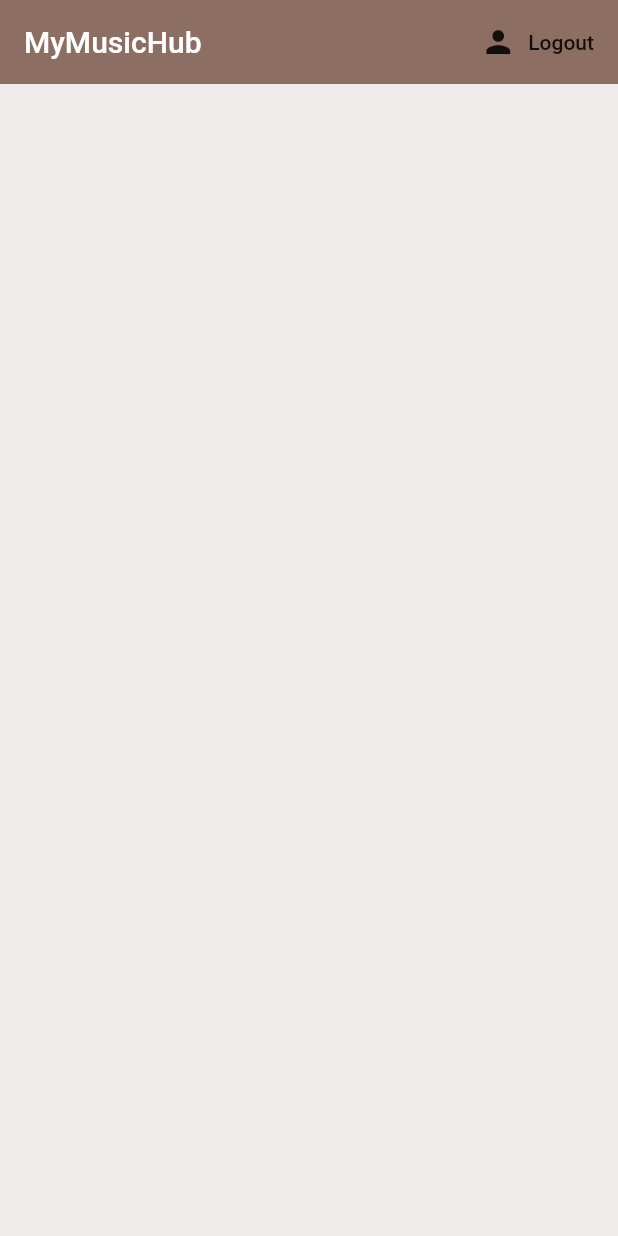
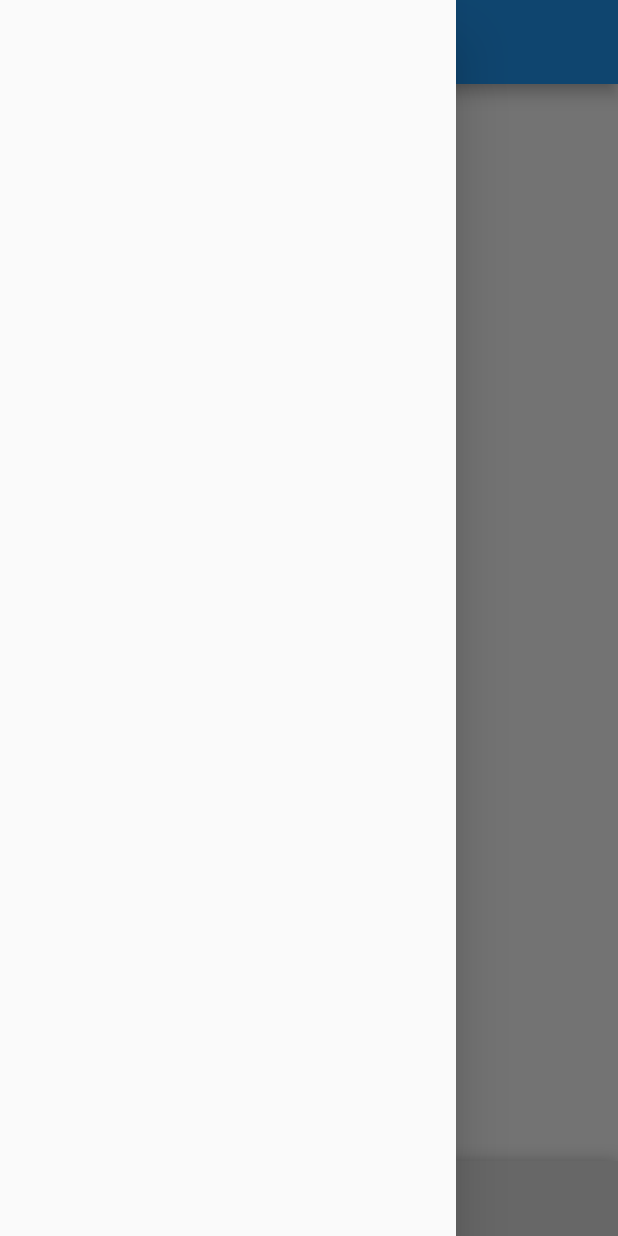
Before and after one commit to Scrum-BodyBuilders/MyMusicHub, a Flutter app: the screen it shows once a user with an empty profile is signed in, with the side drawer open (before the commit the screen has no drawer), on a phone screen of 412 x 824 dp. Run offline on Flutter 3.47's test engine with Material 2 defaults, Android fonts, the phone set to English and light mode, and no system bars; drawn by our look-alikes of sliding_up_panel; our stand-ins replace cloud_firestore, firebase_auth, flutter_spinkit; accounts and stored records are empty.

Commit message:
initial homescreen

```diff
--- a/lib/screens/home/home.dart
+++ b/lib/screens/home/home.dart
@@ -1,31 +1,31 @@
 import 'package:flutter/material.dart';
 import 'package:mymusichub/screens/authenticate/authenticate.dart';
 import 'package:mymusichub/services/auth.dart';
+import 'package:sliding_up_panel/sliding_up_panel.dart';
 
 class Home extends StatelessWidget {
-
   final AuthService _auth = AuthService();
 
+  var projectName = 'My Project 1';
   @override
   Widget build(BuildContext context) {
     return Container(
-      child: Scaffold(
-        backgroundColor: Colors.brown[50],
-        appBar: AppBar(
-          title: Text('MyMusicHub'),
-          backgroundColor: Colors.brown[400],
-          elevation: 0.0,
-          actions: <Widget>[
-            FlatButton.icon(
-              icon: Icon(Icons.person),
-              label: Text('Logout'),
-              onPressed: () async {
-                await _auth.signOut();
-              },
-            ),
-          ],
+        child: Scaffold(
+      drawer: Drawer(),
+      appBar: AppBar(
+        title: Text(projectName),
+      ),
+      body: SlidingUpPanel(
+        minHeight: 50,
+        maxHeight: 600,
+        collapsed: Container(
+          decoration: BoxDecoration(
+            color: Colors.grey[300],
+
+          ),
         ),
+        panel: Text('text'),
       ),
-    );
+    ));
   }
 }
--- a/pubspec.yaml
+++ b/pubspec.yaml
@@ -19,6 +19,7 @@ environment:
 dependencies:
   flutter:
     sdk: flutter
+  sliding_up_panel: ^1.0.2
 
   # The following adds the Cupertino Icons font to your application.
   # Use with the CupertinoIcons class for iOS style icons.
```
Also changed, not shown: pubspec.lock.
